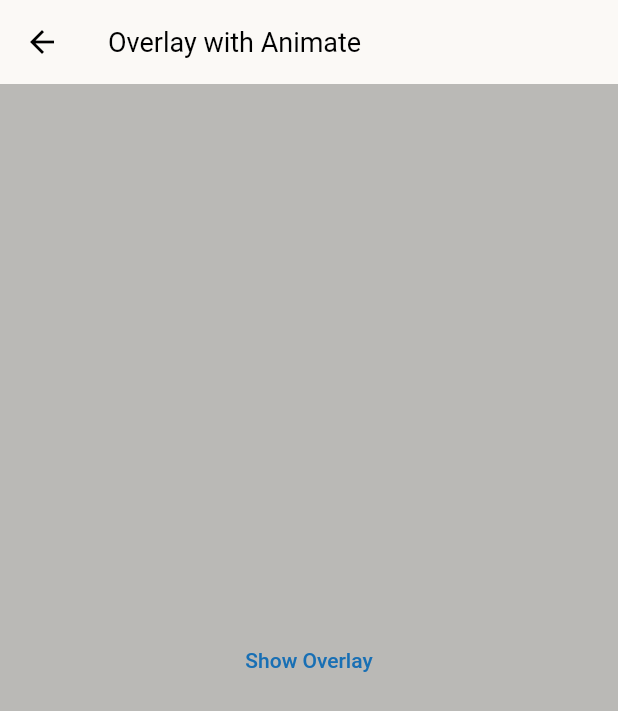
After one commit to ehdwns980416/junkim-velog, a Flutter app: the CustomOverlayScreen screen opened directly, after a tap on "Show Overlay", on a phone screen of 412 x 824 dp. The commit adds this screen. Shown: the top 711 px of the screen. Run offline on Flutter 3.47's test engine with Material 2 defaults, Android fonts, the phone set to English and light mode, and no system bars; our stand-ins replace logger; missing offline and left inert: remedi_kopo.

Commit message:
Custom Overlay 및 자동으로 사라지도록

```diff
--- a/lib/screens/practice_page_list.dart
+++ b/lib/screens/practice_page_list.dart
@@ -2,6 +2,7 @@ import 'package:flutter/material.dart';
 import 'package:junkim_velog/constants/sizes.dart';
 import 'package:junkim_velog/screens/practices/count_down_screen.dart';
 import 'package:junkim_velog/screens/practices/cupertino_datepicker_screen.dart';
+import 'package:junkim_velog/screens/practices/custom_overlay_screen.dart';
 import 'package:junkim_velog/screens/practices/hyperlink_screen.dart';
 import 'package:junkim_velog/screens/practices/kakao_address_screen.dart';
 import 'package:junkim_velog/screens/practices/system_ui_mode_screen.dart';
@@ -47,6 +48,10 @@ class _PracticePageListScreenState extends State<PracticePageListScreen> {
     PracticePage(
       label: 'Countdown Timer',
       targetScreen: const CountdownScreen(),
+    ),
+    PracticePage(
+      label: 'Custom Overlay',
+      targetScreen: const CustomOverlayScreen(),
     ),
   ];
 
--- /dev/null
+++ b/lib/screens/practices/custom_overlay_screen.dart
@@ -0,0 +1,79 @@
+import 'dart:async';
+
+import 'package:flutter/material.dart';
+import 'package:junkim_velog/utils/logger.dart';
+
+class CustomOverlayScreen extends StatefulWidget {
+  const CustomOverlayScreen({super.key});
+
+  @override
+  State<CustomOverlayScreen> createState() => _CustomOverlayScreenState();
+}
+
+class _CustomOverlayScreenState extends State<CustomOverlayScreen> {
+  final ValueNotifier<bool> _isVisible = ValueNotifier(false);
+  final ValueNotifier<bool> _isOpaque = ValueNotifier(false);
+
+  Timer? _timer;
+  void _cancelTimer() {
+    if (_timer != null && _timer!.isActive) _timer!.cancel();
+  }
+
+  @override
+  Widget build(BuildContext context) {
+    return Scaffold(
+      appBar: AppBar(
+        title: const Text('Overlay with Animate'),
+      ),
+      body: Stack(
+        children: [
+          Padding(
+            padding: const EdgeInsets.symmetric(horizontal: 20),
+            child: Center(
+              child: TextButton(
+                onPressed: () {
+                  _cancelTimer();
+                  _isVisible.value = true;
+
+                  Future.delayed(const Duration(milliseconds: 500), () {
+                    _timer = Timer(
+                      const Duration(milliseconds: 2500),
+                      () {
+                        logger.i('dispose!');
+                        _isVisible.value = false;
+                      },
+                    );
+                  });
+                },
+                child: const Text('Show Overlay'),
+              ),
+            ),
+          ),
+          ValueListenableBuilder(
+            valueListenable: _isVisible,
+            builder: (_, visible, __) => AnimatedSwitcher(
+              duration: const Duration(milliseconds: 100),
+              transitionBuilder: (Widget child, Animation<double> animation) {
+                return FadeTransition(opacity: animation, child: child);
+              },
+              child: visible
+                  ? GestureDetector(
+                      onTap: () {
+                        _cancelTimer();
+                        _isVisible.value = false;
+                      },
+                      child: Container(
+                        key: ValueKey<bool>(visible),
+                        color: Colors.black26,
+                        width: MediaQuery.of(context).size.width,
+                        height: MediaQuery.of(context).size.height,
+                      ),
+                    )
+                  : const SizedBox.shrink(),
+            ),
+          ),
+        ],
+      ),
+    );
+  }
+}
```
